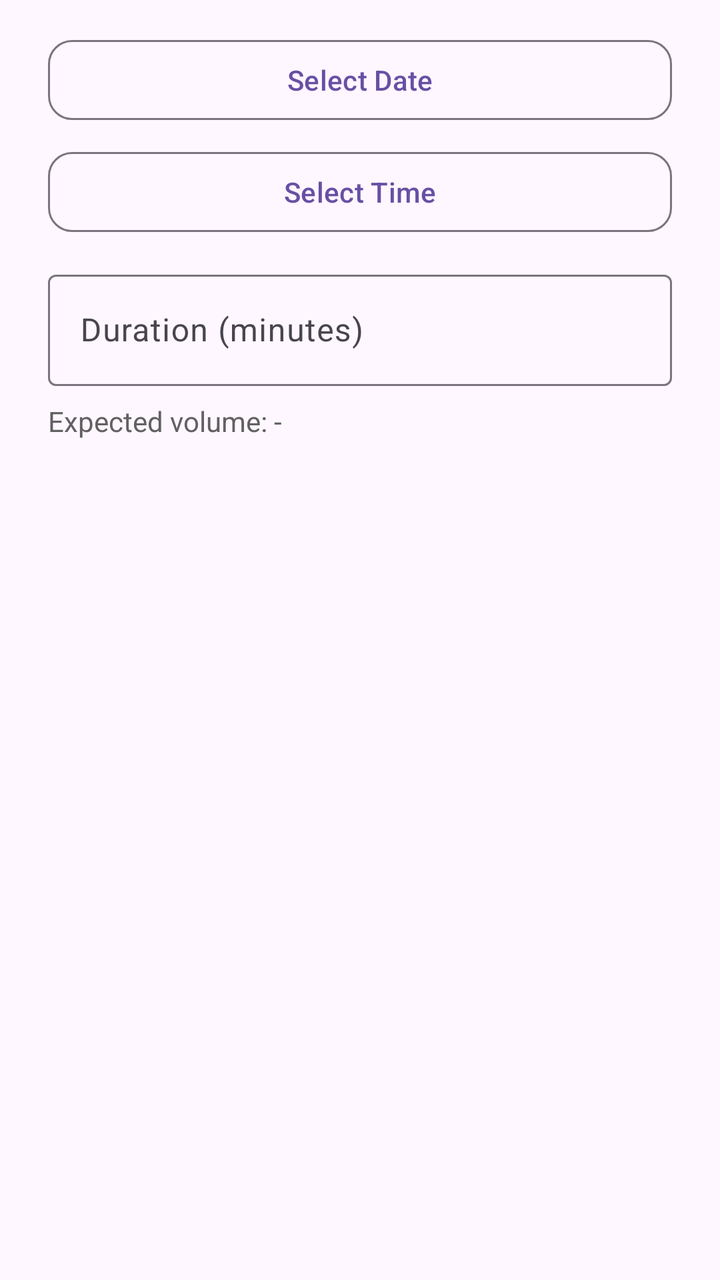
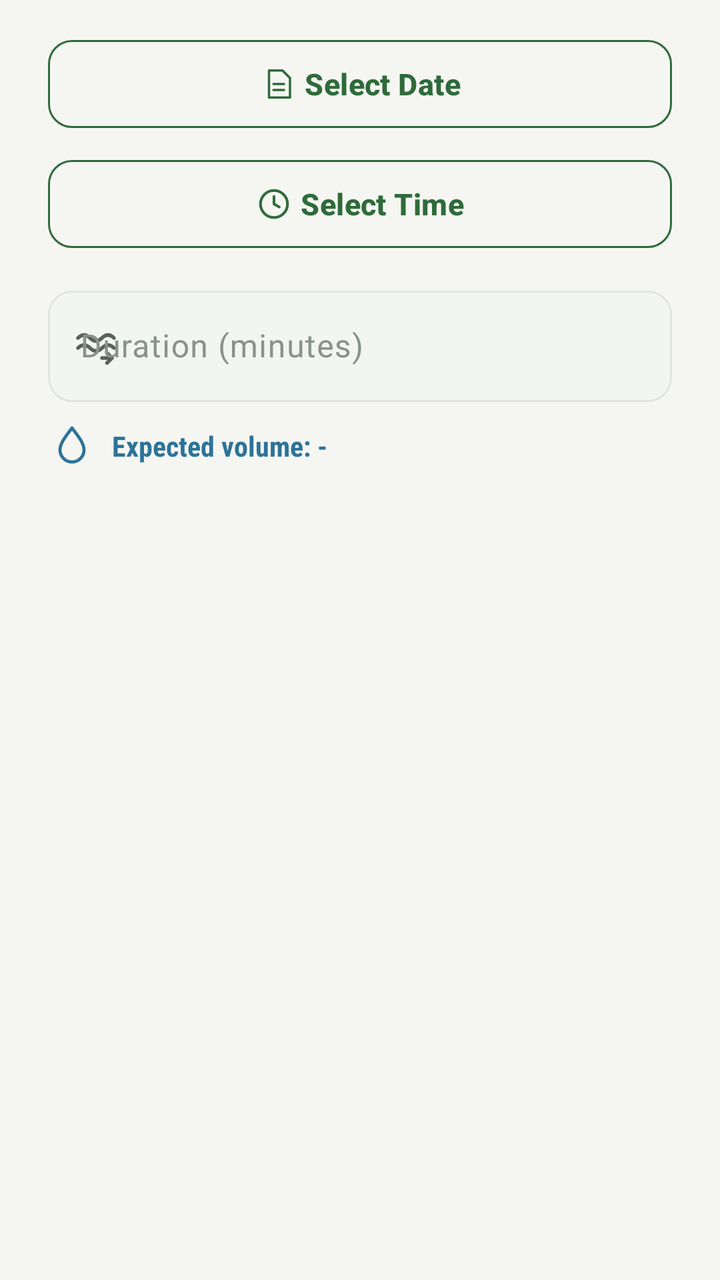

An Android layout rendered at two revisions. The XML below is the earlier revision; the diff shows what the commit changed to produce the second picture.
<!-- AndroidManifest.xml: application theme Theme.Undersoil -->
<!-- res/layout/dialog_schedule_watering.xml -->
<?xml version="1.0" encoding="utf-8"?>
<LinearLayout xmlns:android="http://schemas.android.com/apk/res/android"
    xmlns:app="http://schemas.android.com/apk/res-auto"
    android:layout_width="match_parent"
    android:layout_height="wrap_content"
    android:orientation="vertical"
    android:paddingHorizontal="24dp"
    android:paddingTop="16dp">

    <com.google.android.material.button.MaterialButton
        android:id="@+id/btnPickDate"
        style="@style/Widget.Material3.Button.OutlinedButton"
        android:layout_width="match_parent"
        android:layout_height="wrap_content"
        android:text="Select Date"
        android:textAllCaps="false"
        app:cornerRadius="12dp" />

    <com.google.android.material.button.MaterialButton
        android:id="@+id/btnPickTime"
        style="@style/Widget.Material3.Button.OutlinedButton"
        android:layout_width="match_parent"
        android:layout_height="wrap_content"
        android:layout_marginTop="8dp"
        android:text="Select Time"
        android:textAllCaps="false"
        app:cornerRadius="12dp" />

    <com.google.android.material.textfield.TextInputLayout
        android:id="@+id/tilDuration"
        android:layout_width="match_parent"
        android:layout_height="wrap_content"
        android:layout_marginTop="12dp"
        android:hint="Duration (minutes)">

        <com.google.android.material.textfield.TextInputEditText
            android:id="@+id/etDuration"
            android:layout_width="match_parent"
            android:layout_height="wrap_content"
            android:inputType="number"
            android:maxLength="3" />

    </com.google.android.material.textfield.TextInputLayout>

    <TextView
        android:id="@+id/tvExpectedVolume"
        android:layout_width="wrap_content"
        android:layout_height="wrap_content"
        android:layout_marginTop="8dp"
        android:text="Expected volume: -"
        android:textColor="#616161"
        android:textSize="14sp" />

</LinearLayout>
<!-- resources referenced by this layout -->
<resources>
  <style name="Base.Theme.Undersoil" parent="Theme.Material3.DayNight.NoActionBar">
          
      </style>
  <!-- unchanged entries left out for length: 1 -->
</resources>

<!-- the commit's change to res/layout/dialog_schedule_watering.xml (unified diff, before → after) -->
@@ -9,36 +9,38 @@
 
     <com.google.android.material.button.MaterialButton
         android:id="@+id/btnPickDate"
-        style="@style/Widget.Material3.Button.OutlinedButton"
+        style="@style/Widget.AgriTech.Button.Outlined"
         android:layout_width="match_parent"
         android:layout_height="wrap_content"
         android:text="Select Date"
-        android:textAllCaps="false"
-        app:cornerRadius="12dp" />
+        app:icon="@drawable/ic_document"
+        app:iconGravity="textStart" />
 
     <com.google.android.material.button.MaterialButton
         android:id="@+id/btnPickTime"
-        style="@style/Widget.Material3.Button.OutlinedButton"
+        style="@style/Widget.AgriTech.Button.Outlined"
         android:layout_width="match_parent"
         android:layout_height="wrap_content"
         android:layout_marginTop="8dp"
         android:text="Select Time"
-        android:textAllCaps="false"
-        app:cornerRadius="12dp" />
+        app:icon="@drawable/ic_clock"
+        app:iconGravity="textStart" />
 
     <com.google.android.material.textfield.TextInputLayout
         android:id="@+id/tilDuration"
         android:layout_width="match_parent"
         android:layout_height="wrap_content"
         android:layout_marginTop="12dp"
-        android:hint="Duration (minutes)">
+        android:hint="Duration (minutes)"
+        app:startIconDrawable="@drawable/ic_flow_rate">
 
         <com.google.android.material.textfield.TextInputEditText
             android:id="@+id/etDuration"
             android:layout_width="match_parent"
             android:layout_height="wrap_content"
             android:inputType="number"
-            android:maxLength="3" />
+            android:maxLength="3"
+            android:textColor="@color/us_text_primary" />
 
     </com.google.android.material.textfield.TextInputLayout>
 
@@ -46,9 +48,15 @@
         android:id="@+id/tvExpectedVolume"
         android:layout_width="wrap_content"
         android:layout_height="wrap_content"
-        android:layout_marginTop="8dp"
+        android:layout_marginTop="10dp"
+        android:drawableStart="@drawable/ic_drop"
+        android:drawablePadding="8dp"
+        android:drawableTint="@color/us_aqua"
+        android:fontFamily="sans-serif-condensed"
+        android:gravity="center_vertical"
         android:text="Expected volume: -"
-        android:textColor="#616161"
-        android:textSize="14sp" />
+        android:textColor="@color/us_aqua"
+        android:textSize="14sp"
+        android:textStyle="bold" />
 
 </LinearLayout>
<!-- resource entries referenced after the edit -->
@@ -1,8 +1,330 @@
 <!-- resources referenced by this layout -->
 <resources>
-  <style name="Base.Theme.Undersoil" parent="Theme.Material3.DayNight.NoActionBar">
-          
-      </style>
+  <color name="us_aqua">#2D7398</color>
+  <color name="us_text_primary">#1E2621</color>
+  <!-- drawable ic_clock (drawable) -->
+  <?xml version="1.0" encoding="utf-8"?>
+  <vector xmlns:android="http://schemas.android.com/apk/res/android"
+      android:width="24dp"
+      android:height="24dp"
+      android:viewportWidth="24"
+      android:viewportHeight="24">
+      <path
+          android:fillColor="@android:color/transparent"
+          android:strokeColor="#FFFFFF"
+          android:strokeWidth="1.8"
+          android:pathData="M12,3 A9,9 0 1,0 12,21 A9,9 0 1,0 12,3 Z" />
+      <path
+          android:fillColor="@android:color/transparent"
+          android:strokeColor="#FFFFFF"
+          android:strokeWidth="1.8"
+          android:strokeLineCap="round"
+          android:strokeLineJoin="round"
+          android:pathData="M12,7 L12,12 L15.5,14" />
+  </vector>
+  <!-- drawable ic_document (drawable) -->
+  <?xml version="1.0" encoding="utf-8"?>
+  <vector xmlns:android="http://schemas.android.com/apk/res/android"
+      android:width="18dp"
+      android:height="18dp"
+      android:viewportWidth="24"
+      android:viewportHeight="24">
+      <path
+          android:fillColor="@android:color/transparent"
+          android:strokeColor="@color/us_text_primary"
+          android:strokeWidth="1.6"
+          android:strokeLineJoin="round"
+          android:pathData="M6,3 L15,3 L20,8 L20,21 L6,21 Z" />
+      <path
+          android:fillColor="@android:color/transparent"
+          android:strokeColor="@color/us_text_primary"
+          android:strokeWidth="1.6"
+          android:strokeLineCap="round"
+          android:pathData="M9,12 L16,12 M9,16 L16,16" />
+  </vector>
+  <!-- drawable ic_drop (drawable) -->
+  <vector xmlns:android="http://schemas.android.com/apk/res/android"
+  android:width="24dp"
+  android:height="24dp"
+  android:viewportWidth="24"
+  android:viewportHeight="24">
+  <path
+      android:fillColor="@android:color/transparent"
+      android:strokeColor="#FFFFFF"
+      android:strokeWidth="1.6"
+      android:strokeLineJoin="round"
+      android:pathData="M12,3 C15,7 18,10.5 18,14 C18,17.3 15.3,20 12,20 C8.7,20 6,17.3 6,14 C6,10.5 9,7 12,3 Z" />
+  </vector>
+  <!-- drawable ic_flow_rate (drawable) -->
+  <?xml version="1.0" encoding="utf-8"?>
+  <vector xmlns:android="http://schemas.android.com/apk/res/android"
+      android:width="24dp"
+      android:height="24dp"
+      android:viewportWidth="24"
+      android:viewportHeight="24">
+      <path
+          android:fillColor="@android:color/transparent"
+          android:strokeColor="#FFFFFF"
+          android:strokeWidth="1.8"
+          android:strokeLineCap="round"
+          android:strokeLineJoin="round"
+          android:pathData="M3,8 C5,6 7,6 9,8 C11,10 13,10 15,8 C17,6 19,6 21,8" />
+      <path
+          android:fillColor="@android:color/transparent"
+          android:strokeColor="#FFFFFF"
+          android:strokeWidth="1.8"
+          android:strokeLineCap="round"
+          android:strokeLineJoin="round"
+          android:pathData="M3,13 C5,11 7,11 9,13 C11,15 13,15 15,13 C17,11 19,11 21,13" />
+      <path
+          android:fillColor="@android:color/transparent"
+          android:strokeColor="#FFFFFF"
+          android:strokeWidth="1.8"
+          android:strokeLineCap="round"
+          android:strokeLineJoin="round"
+          android:pathData="M15,18 L20,18 M17.5,15.5 L20,18 L17.5,20.5" />
+  </vector>
+  <style name="Widget.AgriTech.Button.Outlined" parent="Widget.Material3.Button.OutlinedButton">
+          <item name="android:textColor">@color/us_bio_green</item>
+          <item name="iconTint">@color/us_bio_green</item>
+          <item name="strokeColor">@color/us_bio_green</item>
+          <item name="strokeWidth">1dp</item>
+          <item name="rippleColor">@color/us_bio_green_glow</item>
+          <item name="android:minHeight">52dp</item>
+          <item name="android:textSize">15sp</item>
+          <item name="android:textStyle">bold</item>
+          <item name="android:letterSpacing">0.01</item>
+          <item name="android:textAllCaps">false</item>
+          <item name="shapeAppearance">@style/ShapeAppearance.AgriTech.Button</item>
+      </style>
+  <color name="us_bio_green">#2F6B3A</color>
+  <color name="us_bio_green_glow">#1F2F6B3A</color>
+  <style name="ShapeAppearance.AgriTech.Button" parent="">
+          <item name="cornerFamily">rounded</item>
+          <item name="cornerSize">12dp</item>
+      </style>
+  <style name="Base.Theme.Undersoil" parent="AgriTech.Theme" />
+  <style name="AgriTech.Theme" parent="Theme.Material3.DayNight.NoActionBar">
+          
+          <item name="colorPrimary">@color/us_bio_green</item>
+          <item name="colorOnPrimary">@color/us_on_bio_green</item>
+          <item name="colorPrimaryContainer">@color/us_bio_green_container</item>
+          <item name="colorOnPrimaryContainer">@color/us_on_bio_green_container</item>
+          <item name="colorPrimaryInverse">@color/us_bio_green_dim</item>
+  
+          
+          <item name="colorSecondary">@color/us_aqua</item>
+          <item name="colorOnSecondary">@color/us_on_aqua</item>
+          <item name="colorSecondaryContainer">@color/us_aqua_container</item>
+          <item name="colorOnSecondaryContainer">@color/us_on_aqua_container</item>
+  
+          
+          <item name="colorTertiary">@color/us_amber</item>
+          <item name="colorOnTertiary">@color/us_surface</item>
+          <item name="colorTertiaryContainer">@color/us_amber_container</item>
+          <item name="colorOnTertiaryContainer">@color/us_text_primary</item>
+  
+          
+          <item name="colorError">@color/us_danger</item>
+          <item name="colorOnError">@color/us_on_danger</item>
+          <item name="colorErrorContainer">@color/us_danger_container</item>
+          <item name="colorOnErrorContainer">@color/us_text_primary</item>
+  
+          
+          <item name="android:colorBackground">@color/us_bg</item>
+          <item name="colorOnBackground">@color/us_text_primary</item>
+          <item name="colorSurface">@color/us_surface</item>
+          <item name="colorOnSurface">@color/us_text_primary</item>
+          <item name="colorSurfaceVariant">@color/us_surface_raised</item>
+          <item name="colorOnSurfaceVariant">@color/us_text_secondary</item>
+          <item name="colorSurfaceInverse">@color/us_text_primary</item>
+          <item name="colorOnSurfaceInverse">@color/us_bg</item>
+          <item name="colorSurfaceBright">@color/us_surface_raised</item>
+          <item name="colorSurfaceDim">@color/us_bg</item>
+          <item name="colorSurfaceContainerLowest">@color/us_surface</item>
+          <item name="colorSurfaceContainerLow">@color/us_surface</item>
+          <item name="colorSurfaceContainer">@color/us_surface_card</item>
+          <item name="colorSurfaceContainerHigh">@color/us_surface_raised</item>
+          <item name="colorSurfaceContainerHighest">@color/us_surface_raised</item>
+          <item name="colorOutline">@color/us_outline_strong</item>
+          <item name="colorOutlineVariant">@color/us_outline</item>
+          <item name="colorControlNormal">@color/us_text_secondary</item>
+          <item name="colorControlActivated">@color/us_bio_green</item>
+          <item name="colorControlHighlight">@color/us_bio_green_glow</item>
+  
+          
+          <item name="android:textColorPrimary">@color/us_text_primary</item>
+          <item name="android:textColorSecondary">@color/us_text_secondary</item>
+          <item name="android:textColorTertiary">@color/us_text_hint</item>
+          <item name="android:textColorHint">@color/us_text_hint</item>
+          <item name="android:textColorLink">@color/us_aqua</item>
+          <item name="android:textColorHighlight">@color/us_bio_green_container</item>
+          <item name="android:editTextColor">@color/us_text_primary</item>
+  
+          
+          <item name="android:windowBackground">@color/us_bg</item>
+          <item name="android:statusBarColor">@color/us_bg</item>
+          <item name="android:navigationBarColor">@color/us_surface</item>
+          <item name="android:windowLightStatusBar">true</item>
+          <item name="android:windowLightNavigationBar">true</item>
+          <item name="android:forceDarkAllowed">false</item>
+          <item name="android:isLightTheme">true</item>
+          <item name="isLightTheme">true</item>
+          <item name="android:windowAnimationStyle">@style/AgriTech.WindowAnimation</item>
+  
+          
+          <item name="materialCardViewStyle">@style/Widget.AgriTech.CardView</item>
+          <item name="materialButtonStyle">@style/Widget.AgriTech.Button</item>
+          <item name="borderlessButtonStyle">@style/Widget.AgriTech.Button.Text</item>
+          <item name="bottomNavigationStyle">@style/Widget.AgriTech.BottomNavigation</item>
+          <item name="bottomAppBarStyle">@style/Widget.AgriTech.BottomAppBar</item>
+          <item name="floatingActionButtonStyle">@style/Widget.AgriTech.FAB</item>
+          <item name="textInputStyle">@style/Widget.AgriTech.TextInputLayout</item>
+          <item name="materialSwitchStyle">@style/Widget.Material3.CompoundButton.MaterialSwitch</item>
+          <item name="shapeAppearanceCornerSmall">@style/ShapeAppearance.AgriTech.Small</item>
+          <item name="shapeAppearanceCornerMedium">@style/ShapeAppearance.AgriTech.Medium</item>
+          <item name="shapeAppearanceCornerLarge">@style/ShapeAppearance.AgriTech.Large</item>
+          <item name="materialAlertDialogTheme">@style/ThemeOverlay.AgriTech.Dialog</item>
+          <item name="android:alertDialogTheme">@style/ThemeOverlay.AgriTech.Dialog</item>
+      </style>
+  <color name="us_on_bio_green">#FFFFFF</color>
+  <color name="us_bio_green_container">#DDEBDD</color>
+  <color name="us_on_bio_green_container">#163A1E</color>
+  <color name="us_bio_green_dim">#24542D</color>
+  <color name="us_on_aqua">#FFFFFF</color>
+  <color name="us_aqua_container">#DCEBF3</color>
+  <color name="us_on_aqua_container">#123547</color>
+  <color name="us_amber">#B8742A</color>
+  <color name="us_surface">#FFFFFF</color>
+  <color name="us_amber_container">#F6E8D6</color>
+  <color name="us_danger">#B34A3C</color>
+  <color name="us_on_danger">#FFFFFF</color>
+  <color name="us_danger_container">#F8E1DC</color>
+  <color name="us_bg">#F5F6F2</color>
+  <color name="us_surface_raised">#EDF0EA</color>
+  <color name="us_text_secondary">#58625C</color>
+  <color name="us_surface_card">#FFFFFF</color>
+  <color name="us_outline_strong">#C4CBC1</color>
+  <color name="us_outline">#E2E6DF</color>
+  <color name="us_text_hint">#89928C</color>
+  <style name="AgriTech.WindowAnimation" parent="@android:style/Animation.Activity">
+          <item name="android:activityOpenEnterAnimation">@anim/slide_in_right</item>
+          <item name="android:activityOpenExitAnimation">@anim/slide_out_left</item>
+          <item name="android:activityCloseEnterAnimation">@anim/fade_in</item>
+          <item name="android:activityCloseExitAnimation">@anim/fade_out</item>
+      </style>
+  <style name="Widget.AgriTech.CardView" parent="Widget.Material3.CardView.Elevated">
+          <item name="cardBackgroundColor">@color/us_surface_card</item>
+          <item name="cardCornerRadius">16dp</item>
+          <item name="cardElevation">1dp</item>
+          <item name="strokeColor">@color/us_outline</item>
+          <item name="strokeWidth">0dp</item>
+          <item name="rippleColor">@color/us_bio_green_glow</item>
+      </style>
+  <style name="Widget.AgriTech.Button" parent="Widget.Material3.Button">
+          <item name="backgroundTint">@color/selector_button_primary_bg</item>
+          <item name="android:textColor">@color/selector_button_primary_text</item>
+          <item name="iconTint">@color/selector_button_primary_text</item>
+          <item name="rippleColor">#33FFFFFF</item>
+          <item name="android:minHeight">52dp</item>
+          <item name="android:textSize">15sp</item>
+          <item name="android:textStyle">bold</item>
+          <item name="android:letterSpacing">0.01</item>
+          <item name="android:textAllCaps">false</item>
+          <item name="shapeAppearance">@style/ShapeAppearance.AgriTech.Button</item>
+          <item name="android:elevation">0dp</item>
+      </style>
+  <style name="Widget.AgriTech.Button.Text" parent="Widget.Material3.Button.TextButton">
+          <item name="android:textColor">@color/us_bio_green</item>
+          <item name="iconTint">@color/us_bio_green</item>
+          <item name="rippleColor">@color/us_bio_green_glow</item>
+          <item name="android:textStyle">bold</item>
+          <item name="android:textAllCaps">false</item>
+          <item name="shapeAppearance">@style/ShapeAppearance.AgriTech.Button</item>
+      </style>
+  <style name="Widget.AgriTech.BottomNavigation" parent="Widget.Material3.BottomNavigationView">
+          <item name="android:background">@android:color/transparent</item>
+          <item name="backgroundTint">@android:color/transparent</item>
+          <item name="elevation">0dp</item>
+          <item name="itemIconTint">@color/bottom_nav_item_tint</item>
+          <item name="itemTextColor">@color/bottom_nav_item_tint</item>
+          <item name="itemIconSize">24dp</item>
+          <item name="itemRippleColor">@color/us_bio_green_glow</item>
+          <item name="labelVisibilityMode">labeled</item>
+          <item name="itemActiveIndicatorStyle">@style/Widget.AgriTech.BottomNavigation.ActiveIndicator</item>
+          <item name="itemTextAppearanceActive">@style/TextAppearance.AgriTech.NavLabel.Active</item>
+          <item name="itemTextAppearanceInactive">@style/TextAppearance.AgriTech.NavLabel</item>
+      </style>
+  <style name="Widget.AgriTech.BottomAppBar" parent="Widget.Material3.BottomAppBar">
+          <item name="backgroundTint">@color/us_surface</item>
+          <item name="elevation">6dp</item>
+          <item name="fabAnchorMode">cradle</item>
+          <item name="fabAlignmentMode">center</item>
+          <item name="fabCradleMargin">8dp</item>
+          <item name="fabCradleRoundedCornerRadius">20dp</item>
+          <item name="fabCradleVerticalOffset">4dp</item>
+      </style>
+  <style name="Widget.AgriTech.FAB" parent="Widget.Material3.FloatingActionButton.Primary">
+          <item name="backgroundTint">@color/us_bio_green</item>
+          <item name="tint">@color/us_on_bio_green</item>
+          <item name="rippleColor">#33FFFFFF</item>
+          <item name="shapeAppearanceOverlay">@style/ShapeAppearance.AgriTech.Pill</item>
+          <item name="elevation">4dp</item>
+      </style>
+  <style name="Widget.AgriTech.TextInputLayout" parent="Widget.Material3.TextInputLayout.OutlinedBox">
+          <item name="boxBackgroundColor">@color/us_surface_input</item>
+          <item name="boxStrokeColor">@color/selector_input_stroke</item>
+          <item name="boxStrokeWidth">1dp</item>
+          <item name="boxStrokeWidthFocused">2dp</item>
+          <item name="hintTextColor">@color/us_bio_green</item>
+          <item name="android:textColorHint">@color/us_text_hint</item>
+          <item name="startIconTint">@color/us_text_secondary</item>
+          <item name="endIconTint">@color/us_text_secondary</item>
+          <item name="boxCornerRadiusTopStart">12dp</item>
+          <item name="boxCornerRadiusTopEnd">12dp</item>
+          <item name="boxCornerRadiusBottomStart">12dp</item>
+          <item name="boxCornerRadiusBottomEnd">12dp</item>
+      </style>
+  <style name="ShapeAppearance.AgriTech.Small" parent="ShapeAppearance.Material3.Corner.Small">
+          <item name="cornerFamily">rounded</item>
+          <item name="cornerSize">8dp</item>
+      </style>
+  <style name="ShapeAppearance.AgriTech.Medium" parent="ShapeAppearance.Material3.Corner.Medium">
+          <item name="cornerFamily">rounded</item>
+          <item name="cornerSize">16dp</item>
+      </style>
+  <style name="ShapeAppearance.AgriTech.Large" parent="ShapeAppearance.Material3.Corner.Large">
+          <item name="cornerFamily">rounded</item>
+          <item name="cornerSize">20dp</item>
+      </style>
+  <style name="ThemeOverlay.AgriTech.Dialog" parent="ThemeOverlay.Material3.MaterialAlertDialog">
+          <item name="colorSurface">@color/us_surface_card</item>
+          <item name="colorSurfaceContainerHigh">@color/us_surface_card</item>
+          <item name="colorOnSurface">@color/us_text_primary</item>
+          <item name="colorOnSurfaceVariant">@color/us_text_secondary</item>
+          <item name="colorPrimary">@color/us_bio_green</item>
+          <item name="android:textColorPrimary">@color/us_text_primary</item>
+          <item name="android:textColorSecondary">@color/us_text_secondary</item>
+          <item name="shapeAppearanceOverlay">@style/ShapeAppearance.AgriTech.Large</item>
+      </style>
+  <style name="Widget.AgriTech.BottomNavigation.ActiveIndicator" parent="Widget.Material3.BottomNavigationView.ActiveIndicator">
+          <item name="android:color">@color/bottom_nav_indicator</item>
+          <item name="android:width">64dp</item>
+          <item name="android:height">32dp</item>
+          <item name="shapeAppearance">@style/ShapeAppearance.AgriTech.Pill</item>
+      </style>
+  <style name="TextAppearance.AgriTech.NavLabel.Active">
+          <item name="android:textStyle">bold</item>
+      </style>
+  <style name="TextAppearance.AgriTech.NavLabel" parent="TextAppearance.Material3.LabelMedium">
+          <item name="android:textSize">12sp</item>
+          <item name="android:letterSpacing">0.04</item>
+      </style>
+  <style name="ShapeAppearance.AgriTech.Pill" parent="">
+          <item name="cornerFamily">rounded</item>
+          <item name="cornerSize">50%</item>
+      </style>
+  <color name="us_surface_input">#F3F5F0</color>
   <!-- unchanged entries left out for length: 1 -->
 </resources>
 
